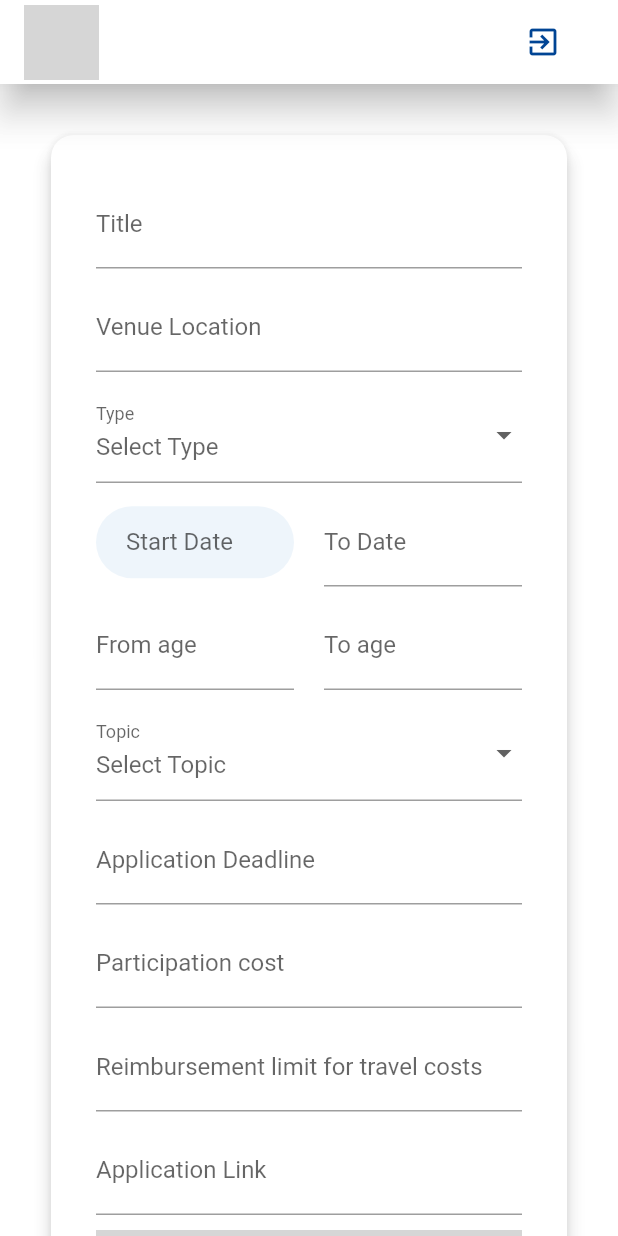
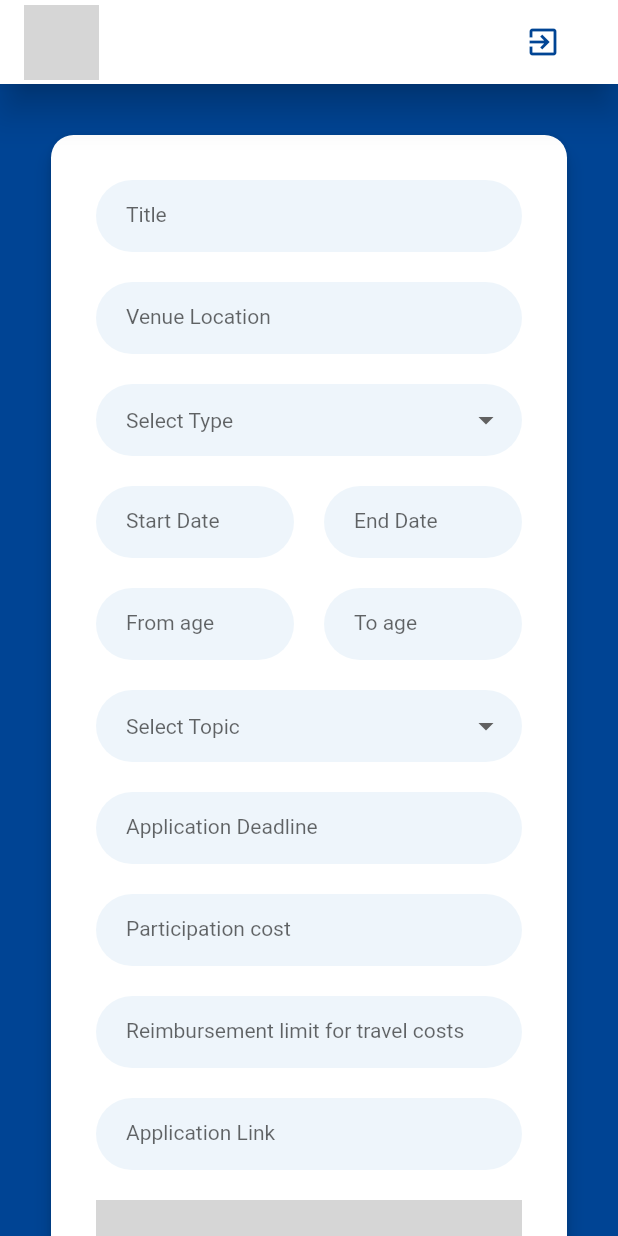
Before and after one commit to gounari/erasmus_opportunities, a Flutter app: the screen it shows after launch, on a phone screen of 412 x 824 dp. Run offline on Flutter 3.47's test engine with Material 2 defaults, Android fonts, the light colour scheme and no system bars; drawn by our look-alikes of flutter_form_builder; our stand-ins replace cloud_firestore, firebase_auth, flushbar, font_awesome_flutter; missing offline and left inert: cloud_firestore_web, firebase_auth_web, firebase_core_web, transformer_page_view; accounts and stored records are empty; grey boxes are pictures that could not be loaded.

Commit message:
Add good looking ui

```diff
--- a/lib/screens/home/home.dart
+++ b/lib/screens/home/home.dart
@@ -15,25 +15,15 @@ class _HomeState extends State<Home> {
   final AuthService _auth = AuthService();
   final GlobalKey<FormBuilderState> _fbKey = GlobalKey<FormBuilderState>();
   final DateTime startDate = DateTime.now();
-  static final loginTheme = LoginTheme();
-  final inputTheme = loginTheme.inputTheme;
-  final roundBorderRadius = BorderRadius.circular(100);
-
-
 
   @override
   Widget build(BuildContext context) {
 
-    final theme = Theme.of(context);
-    final originalPrimaryColor = loginTheme.primaryColor ?? theme.primaryColor;
-    final primaryDarkShades = getDarkShades(originalPrimaryColor);
-    final primaryColor = primaryDarkShades.length == 1
-        ? lighten(primaryDarkShades.first)
-        : primaryDarkShades.first;
-    final errorColor = loginTheme.errorColor ?? theme.errorColor;
+    final loginTheme = LoginTheme();
+    final theme = _mergeTheme(theme: Theme.of(context), loginTheme: loginTheme);
 
     return Scaffold(
-      backgroundColor: Colors.white70,
+      backgroundColor: Color.fromRGBO(0, 68, 148, 1),
       appBar: AppBar(
         title: Image.asset('images/logo.png', fit: BoxFit.contain, height: 50),
         backgroundColor: Colors.white,
@@ -71,7 +61,11 @@ class _HomeState extends State<Home> {
                         'date': DateTime.now(),
                         'accept_terms': false,
                       },
-                      autovalidate: true,
+                      autovalidate: false,
+                      child: Column(
+                        children: <Widget>[
+                          Theme(
+                            data: theme,
                             child: Column(
                               children: <Widget>[
                                 FormBuilderTextField(
@@ -82,7 +76,7 @@ class _HomeState extends State<Home> {
                                   ],
                                 ),
 
-                          SizedBox(height: 10),
+                                SizedBox(height: 20),
 
                                 FormBuilderTextField(
                                   attribute: "Venue Location",
@@ -92,11 +86,10 @@ class _HomeState extends State<Home> {
                                   ],
                                 ),
 
-                          SizedBox(height: 10),
+                                SizedBox(height: 20),
 
                                 FormBuilderDropdown(
                                   attribute: "Type",
-                            decoration: InputDecoration(labelText: "Type"),
                                   hint: Text('Select Type'),
                                   validators: [FormBuilderValidators.required()],
                                   items: ['Youth Exchange', 'Training Course']
@@ -106,7 +99,7 @@ class _HomeState extends State<Home> {
                                   )).toList(),
                                 ),
 
-                          SizedBox(height: 10),
+                                SizedBox(height: 20),
 
                                 Row(
                                   mainAxisSize: MainAxisSize.min,
@@ -119,45 +112,7 @@ class _HomeState extends State<Home> {
                                         lastDate: DateTime(
                                             startDate.year + 1, startDate.month, startDate.day),
                                         format: DateFormat('dd-MM-yyyy'),
-
-                                  decoration: InputDecoration(
-                                    labelText: 'Start Date',
-                                    filled: inputTheme.filled,
-                                    fillColor: inputTheme.fillColor ??
-                                        Color.alphaBlend(
-                                          primaryColor.withOpacity(.07),
-                                          Colors.grey.withOpacity(.04),
-                                        ),
-                                    contentPadding: inputTheme.contentPadding ??
-                                        const EdgeInsets.symmetric(horizontal: 20.0),
-                                    errorStyle: inputTheme.errorStyle ?? TextStyle(color: errorColor),
-                                    labelStyle: inputTheme.labelStyle,
-                                    enabledBorder: inputTheme.enabledBorder ??
-                                        inputTheme.border ??
-                                        OutlineInputBorder(
-                                          borderSide: BorderSide(color: Colors.transparent),
-                                          borderRadius: roundBorderRadius,
-                                        ),
-                                    focusedBorder: inputTheme.focusedBorder ??
-                                        inputTheme.border ??
-                                        OutlineInputBorder(
-                                          borderSide: BorderSide(color: primaryColor, width: 1.5),
-                                          borderRadius: roundBorderRadius,
-                                        ),
-                                    errorBorder: inputTheme.errorBorder ??
-                                        inputTheme.border ??
-                                        OutlineInputBorder(
-                                          borderSide: BorderSide(color: errorColor),
-                                          borderRadius: roundBorderRadius,
-                                        ),
-                                    focusedErrorBorder: inputTheme.focusedErrorBorder ??
-                                        inputTheme.border ??
-                                        OutlineInputBorder(
-                                          borderSide: BorderSide(color: errorColor, width: 1.5),
-                                          borderRadius: roundBorderRadius,
-                                        ),
-                                    disabledBorder: inputTheme.disabledBorder ?? inputTheme.border,
-                                  ),
+                                        decoration: InputDecoration(labelText: "Start Date"),
                                         validators: [
                                           FormBuilderValidators.required()
                                         ],
@@ -166,18 +121,18 @@ class _HomeState extends State<Home> {
                                     SizedBox(width: 20.0,),
                                     Expanded(
                                       child: FormBuilderDateTimePicker(
-                                  attribute: "to_date",
+                                        attribute: "endDate",
                                         inputType: InputType.date,
-                                  format: DateFormat("yyyy-MM-dd"),
+                                        format: DateFormat("dd-MM-yyyy"),
                                         decoration:
-                                  InputDecoration(labelText: "To Date"),
+                                        InputDecoration(labelText: "End Date"),
                                         validators: [FormBuilderValidators.required(),],
                                       ),
                                     ),
                                   ]
                                 ),
 
-                          SizedBox(height: 10),
+                                SizedBox(height: 20),
 
                                 Row(
                                     mainAxisSize: MainAxisSize.min,
@@ -208,11 +163,10 @@ class _HomeState extends State<Home> {
                                     ]
                                 ),
 
-                          SizedBox(height: 10),
+                                SizedBox(height: 20),
 
                                 FormBuilderDropdown(
                                   attribute: "Topic",
-                            decoration: InputDecoration(labelText: "Topic"),
                                   hint: Text('Select Topic'),
                                   validators: [FormBuilderValidators.required()],
                                   items: ['Social Challenges',
@@ -231,7 +185,7 @@ class _HomeState extends State<Home> {
                                   )).toList(),
                                 ),
 
-                          SizedBox(height: 10),
+                                SizedBox(height: 20),
 
                                 FormBuilderDateTimePicker(
                                   attribute: "deadline",
@@ -242,7 +196,7 @@ class _HomeState extends State<Home> {
                                   validators: [FormBuilderValidators.required()],
                                 ),
 
-                          SizedBox(height: 10),
+                                SizedBox(height: 20),
 
                                 FormBuilderTextField(
                                   attribute: "participation_cost",
@@ -253,7 +207,7 @@ class _HomeState extends State<Home> {
                                   ],
                                 ),
 
-                          SizedBox(height: 10),
+                                SizedBox(height: 20),
 
                                 FormBuilderTextField(
                                   attribute: "reimbursement_limit",
@@ -264,7 +218,7 @@ class _HomeState extends State<Home> {
                                   ],
                                 ),
 
-                          SizedBox(height: 10),
+                                SizedBox(height: 20),
 
                                 FormBuilderTextField(
                                   attribute: "application_link",
@@ -275,11 +229,20 @@ class _HomeState extends State<Home> {
                                   ],
                                 ),
 
-                          SizedBox(height: 10),
-
+                                SizedBox(height: 20),
+                              ],
+                            ),
+                          ),
                           FormBuilderCheckboxList(
                             decoration:
-                            InputDecoration(labelText: "You can provide"),
+                            InputDecoration(
+                              enabledBorder: const OutlineInputBorder(
+                                // width: 0.0 produces a thin "hairline" border
+                                borderSide: BorderSide(color: Colors.lightBlueAccent, width: 0.1),
+                              ),
+                              border: OutlineInputBorder(),
+                              labelText: 'You can provide:',
+                            ),
                             attribute: "disabilities",
                             options: [
                               FormBuilderFieldOption(value: "Additional mentoring or other support suitable for young people with obstacles, educational difficulties, cultural differences or similar."),
@@ -289,17 +252,20 @@ class _HomeState extends State<Home> {
                             ],
                           ),
 
-                          SizedBox(height: 10),
+                          SizedBox(height: 20),
 
-                          FormBuilderTextField(
+                          Theme(
+                            data: theme,
+                            child: FormBuilderTextField(
                               attribute: "Description",
                               decoration: InputDecoration(labelText: "Description"),
                               validators: [
                                 FormBuilderValidators.required(),
                               ],
                             ),
+                          ),
 
-                          SizedBox(height: 10),
+                          SizedBox(height: 20),
                         ],
                       ),
                     ),
@@ -309,7 +275,7 @@ class _HomeState extends State<Home> {
                           child: Text("Submit"),
                           onPressed: () {
                             if (_fbKey.currentState.saveAndValidate()) {
-                              print(_fbKey.currentState.value);
+                              print(_fbKey.currentState.value['startDate']);
                             }
                           },
                         ),
@@ -352,3 +318,110 @@ List<Color> getDarkShades(Color color,
       ? darkShades
       : [materialColor[shades[ColorShade.darkest]]];
 }
+
+ThemeData _mergeTheme({ThemeData theme, LoginTheme loginTheme}) {
+  final originalPrimaryColor = loginTheme.primaryColor ?? theme.primaryColor;
+  final primaryDarkShades = getDarkShades(originalPrimaryColor);
+  final primaryColor = primaryDarkShades.length == 1
+      ? lighten(primaryDarkShades.first)
+      : primaryDarkShades.first;
+  final primaryColorDark = primaryDarkShades.length >= 3
+      ? primaryDarkShades[2]
+      : primaryDarkShades.last;
+  final accentColor = loginTheme.accentColor ?? theme.accentColor;
+  final errorColor = loginTheme.errorColor ?? theme.errorColor;
+  // the background is a dark gradient, force to use white text if detect default black text color
+  final isDefaultBlackText = theme.textTheme.display2.color ==
+      Typography.blackMountainView.display2.color;
+  final titleStyle = theme.textTheme.display2
+      .copyWith(
+    color: loginTheme.accentColor ??
+        (isDefaultBlackText
+            ? Colors.white
+            : theme.textTheme.display2.color),
+    fontSize: loginTheme.beforeHeroFontSize,
+    fontWeight: FontWeight.w300,
+  )
+      .merge(loginTheme.titleStyle);
+  final textStyle = theme.textTheme.body1
+      .copyWith(color: Colors.black54)
+      .merge(loginTheme.bodyStyle);
+  final textFieldStyle = theme.textTheme.subhead
+      .copyWith(color: Colors.black.withOpacity(.65), fontSize: 14)
+      .merge(loginTheme.textFieldStyle);
+  final buttonStyle = theme.textTheme.button
+      .copyWith(color: Colors.white)
+      .merge(loginTheme.buttonStyle);
+  final cardTheme = loginTheme.cardTheme;
+  final inputTheme = loginTheme.inputTheme;
+  final buttonTheme = loginTheme.buttonTheme;
+  final roundBorderRadius = BorderRadius.circular(100);
+
+  return theme.copyWith(
+    primaryColor: primaryColor,
+    primaryColorDark: primaryColorDark,
+    accentColor: accentColor,
+    errorColor: errorColor,
+    cardTheme: theme.cardTheme.copyWith(
+      clipBehavior: cardTheme.clipBehavior,
+      color: cardTheme.color ?? theme.cardColor,
+      elevation: cardTheme.elevation ?? 12.0,
+      margin: cardTheme.margin ?? const EdgeInsets.all(4.0),
+      shape: cardTheme.shape ??
+          RoundedRectangleBorder(borderRadius: BorderRadius.circular(10.0)),
+    ),
+    inputDecorationTheme: theme.inputDecorationTheme.copyWith(
+      filled: inputTheme.filled,
+      fillColor: inputTheme.fillColor ??
+          Color.alphaBlend(
+            primaryColor.withOpacity(.07),
+            Colors.grey.withOpacity(.04),
+          ),
+      contentPadding: inputTheme.contentPadding ??
+          const EdgeInsets.symmetric(horizontal: 20.0),
+      errorStyle: inputTheme.errorStyle ?? TextStyle(color: errorColor),
+      labelStyle: inputTheme.labelStyle,
+      enabledBorder: inputTheme.enabledBorder ??
+          inputTheme.border ??
+          OutlineInputBorder(
+            borderSide: BorderSide(color: Colors.transparent),
+            borderRadius: roundBorderRadius,
+          ),
+      focusedBorder: inputTheme.focusedBorder ??
+          inputTheme.border ??
+          OutlineInputBorder(
+            borderSide: BorderSide(color: primaryColor, width: 1.5),
+            borderRadius: roundBorderRadius,
+          ),
+      errorBorder: inputTheme.errorBorder ??
+          inputTheme.border ??
+          OutlineInputBorder(
+            borderSide: BorderSide(color: errorColor),
+            borderRadius: roundBorderRadius,
+          ),
+      focusedErrorBorder: inputTheme.focusedErrorBorder ??
+          inputTheme.border ??
+          OutlineInputBorder(
+            borderSide: BorderSide(color: errorColor, width: 1.5),
+            borderRadius: roundBorderRadius,
+          ),
+      disabledBorder: inputTheme.disabledBorder ?? inputTheme.border,
+    ),
+    floatingActionButtonTheme: theme.floatingActionButtonTheme.copyWith(
+      backgroundColor: buttonTheme?.backgroundColor ?? primaryColor,
+      splashColor: buttonTheme.splashColor ?? theme.accentColor,
+      elevation: buttonTheme.elevation ?? 4.0,
+      highlightElevation: buttonTheme.highlightElevation ?? 2.0,
+      shape: buttonTheme.shape ?? StadiumBorder(),
+    ),
+    // put it here because floatingActionButtonTheme doesnt have highlightColor property
+    highlightColor:
+    loginTheme.buttonTheme.highlightColor ?? theme.highlightColor,
+    textTheme: theme.textTheme.copyWith(
+      display2: titleStyle,
+      body1: textStyle,
+      subhead: textFieldStyle,
+      button: buttonStyle,
+    ),
+  );
+}
```
Lines whose indentation alone changed are shown as unchanged.
